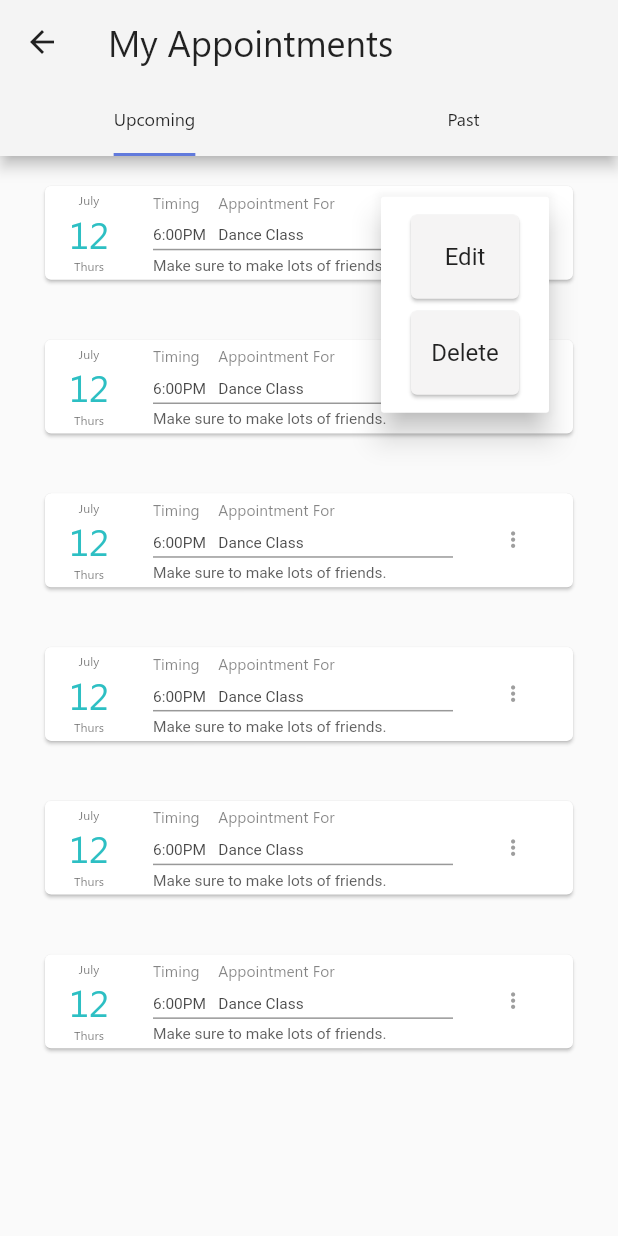
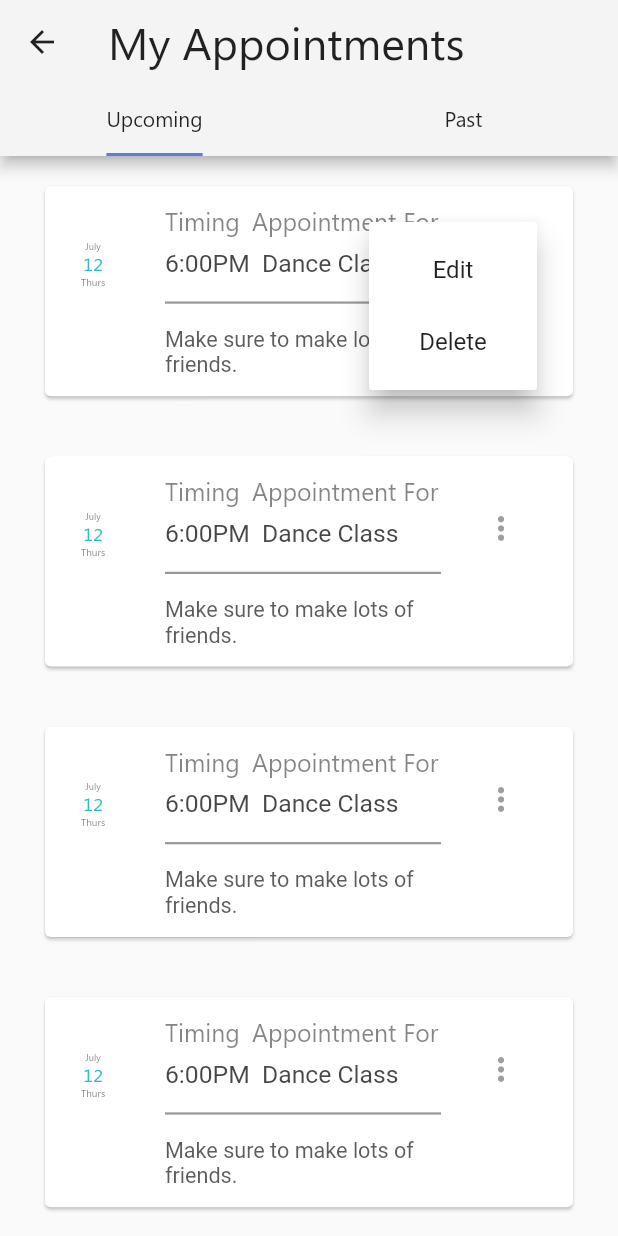
Before and after one commit to Crazelu/medbuzz2.0, a Flutter app: the ScheduledAppointmentsPage screen opened by its route, after a tap on the "more vert" icon, on a phone screen of 412 x 824 dp. Run offline on Flutter 3.47's test engine with Material 2 defaults, Android fonts, the phone set to English and light mode, and no system bars; our stand-ins replace flutter_local_notifications, flutter_speed_dial, hive, scrollable_positioned_list; missing offline and left inert: bubbled_navigation_bar, date_util, rate_my_app; accounts and stored records are empty; Roboto replaces fonts that are missing (Segoe UI).

Commit message:
Fxed the Popupmenu on scheduled appointments and page responsiveness

```diff
--- a/lib/ui/views/schedule-appointment/all_scheduled_appointment_reminders.dart
+++ b/lib/ui/views/schedule-appointment/all_scheduled_appointment_reminders.dart
@@ -1,11 +1,11 @@
-import 'package:MedBuzz/core/constants/route_names.dart';
+import 'package:MedBuzz/ui/views/schedule-appointment/schedule_appointment_reminder_screen.dart';
 import 'package:flutter/material.dart';
 import 'package:flutter/rendering.dart';
 import 'package:MedBuzz/ui/app_theme/app_theme.dart';
 import 'dart:ui';
 import 'package:MedBuzz/ui/size_config/config.dart';
 import 'package:MedBuzz/ui/views/schedule-appointment/all_scheduled_appointment_reminders_model.dart';
-// import 'package:table_calendar/table_calendar.dart';
+import 'package:MedBuzz/core/constants/route_names.dart';
 
 class ScheduledAppointmentsPage extends StatefulWidget {
   @override
@@ -15,9 +15,6 @@ class ScheduledAppointmentsPage extends StatefulWidget {
 }
 
 class _ScheduledAppointmentsPageState extends State<ScheduledAppointmentsPage> {
-  String month = 'July';
-  int dateno = 12;
-  String day = 'Thurs';
   var items = ['hi', 'hello', 'good', 'new', 'hi', 'now'];
   dynamic reminderMessage = 'Make sure to make lots of friends.';
   @override
@@ -32,8 +29,8 @@ class _ScheduledAppointmentsPageState extends State<ScheduledAppointmentsPage> {
             child: Container(
               child: new Text(
                 'My Appointments',
-                style: appThemeLight.textTheme.headline6,
-                textScaleFactor: 1.2,
+                style: appThemeLight.textTheme.headline5,
+                textScaleFactor: 1.5,
               ),
             ),
           ),
@@ -62,15 +59,13 @@ class _ScheduledAppointmentsPageState extends State<ScheduledAppointmentsPage> {
               Tab(
                 child: Text(
                   'Upcoming',
-                  textScaleFactor: 0.85,
-                  style: appThemeLight.textTheme.headline5,
+                  style: appThemeLight.textTheme.headline6,
                 ),
               ),
               Tab(
                 child: Text(
                   'Past',
-                  textScaleFactor: 0.85,
-                  style: appThemeLight.textTheme.headline5,
+                  style: appThemeLight.textTheme.headline6,
                 ),
               ),
             ],
@@ -91,41 +86,45 @@ class _ScheduledAppointmentsPageState extends State<ScheduledAppointmentsPage> {
                 itemBuilder: (context, index) {
                   // final item = items[index];
 
-                  return Container(
-                    child: Card(
+                  return Card(
                     margin: EdgeInsets.symmetric(
                       vertical: 20.0,
                       horizontal: 30.0,
                     ),
+                    child: Padding(
+                      padding: const EdgeInsets.all(8.0),
                       child: ListTile(
                         leading: Column(
                           mainAxisAlignment: MainAxisAlignment.center,
                           children: <Widget>[
                             Text(
-                              '$month',
+                              'July',
                               style: TextStyle(
                                 fontFamily: 'Segoe',
                                 color: appThemeLight.primaryColorDark
                                     .withOpacity(0.7),
-                                fontSize: Config.textSize(context, 2.0),
+                                fontSize: Config.textSize(context, 2.15),
                               ),
+                              textScaleFactor: 0.70,
                             ),
                             Text(
-                              '$dateno',
+                              '12',
                               style: TextStyle(
                                 fontFamily: 'Segoe',
-                                fontSize: Config.textSize(context, 6.0),
+                                fontSize: Config.textSize(context, 3.48),
                                 color: appThemeLight.highlightColor,
                               ),
+                              textScaleFactor: 0.85,
                             ),
                             Text(
-                              '$day',
+                              'Thurs',
                               style: TextStyle(
                                 fontFamily: 'Segoe',
                                 color: appThemeLight.primaryColorDark
-                                    .withOpacity(0.7),
-                                fontSize: Config.textSize(context, 2.0),
+                                    .withOpacity(0.70),
+                                fontSize: Config.textSize(context, 2.15),
                               ),
+                              textScaleFactor: 0.75,
                             ),
                           ],
                         ),
@@ -140,11 +139,11 @@ class _ScheduledAppointmentsPageState extends State<ScheduledAppointmentsPage> {
                                     fontFamily: 'Segoe',
                                     color: appThemeLight.primaryColorDark
                                         .withOpacity(0.6),
-                                    fontSize: Config.textSize(context, 2.5),
+                                    fontSize: Config.textSize(context, 4.0),
                                   ),
                                 ),
                                 SizedBox(
-                                  width: Config.xMargin(context, 3.0),
+                                  width: Config.xMargin(context, 2.0),
                                 ),
                                 Text(
                                   'Appointment For',
@@ -152,7 +151,7 @@ class _ScheduledAppointmentsPageState extends State<ScheduledAppointmentsPage> {
                                     fontFamily: 'Segoe',
                                     color: appThemeLight.primaryColorDark
                                         .withOpacity(0.6),
-                                    fontSize: Config.textSize(context, 2.5),
+                                    fontSize: Config.textSize(context, 4.0),
                                   ),
                                 ),
                               ],
@@ -169,7 +168,7 @@ class _ScheduledAppointmentsPageState extends State<ScheduledAppointmentsPage> {
                                       fontFamily: 'Segoe UI',
                                       color: appThemeLight.primaryColorDark
                                           .withOpacity(0.9),
-                                      fontSize: Config.textSize(context, 2.5),
+                                      fontSize: Config.textSize(context, 4.0),
                                     ),
                                   ),
                                   SizedBox(
@@ -181,17 +180,17 @@ class _ScheduledAppointmentsPageState extends State<ScheduledAppointmentsPage> {
                                       fontFamily: 'Segoe UI',
                                       color: appThemeLight.primaryColorDark
                                           .withOpacity(0.9),
-                                      fontSize: Config.textSize(context, 2.5),
+                                      fontSize: Config.textSize(context, 4.0),
                                     ),
                                   ),
                                 ],
                               ),
                             ),
                             SizedBox(
-                              height: Config.yMargin(context, 1.0),
+                              height: Config.yMargin(context, 4.0),
                               child: Center(
                                 child: Divider(
-                                  thickness: 1.0,
+                                  thickness: 1.5,
                                   color: appThemeLight.primaryColorDark
                                       .withOpacity(0.5),
                                 ),
@@ -205,7 +204,7 @@ class _ScheduledAppointmentsPageState extends State<ScheduledAppointmentsPage> {
                                 style: TextStyle(
                                   color: appThemeLight.primaryColorDark
                                       .withOpacity(0.8),
-                                  fontSize: Config.textSize(context, 2.5),
+                                  fontSize: Config.textSize(context, 3.5),
                                 ),
                               ),
                             ),
@@ -214,43 +213,30 @@ class _ScheduledAppointmentsPageState extends State<ScheduledAppointmentsPage> {
                         trailing: PopupMenuButton(
                             icon: Icon(
                               Icons.more_vert,
-                              size: Config.yMargin(context, 2.0),
+                              size: Config.yMargin(context, 3.0),
                               color: Colors.grey,
                             ),
                             itemBuilder: (BuildContext context) {
                               return menuitems.map((MenuItem menuitem) {
                                 return PopupMenuItem(
-                                  child: Card(
-                                    borderOnForeground: true,
-                                    color: Color.fromARGB(255, 245, 244, 244),
-                                    child: ListTile(
-                                      contentPadding: EdgeInsets.symmetric(
-                                          vertical: 0.0, horizontal: 0.0),
-                                      title: Column(
-                                        children: [
-                                          Container(
+                                  enabled: true,
+                                  child: InkWell(
+                                    child: Center(
                                       child: Text(
                                         menuitem.menuValue,
                                         textAlign: TextAlign.center,
-                                              style: TextStyle(
-                                                backgroundColor: Color.fromARGB(
-                                                    255, 245, 244, 244),
                                       ),
-                                            ),
-                                          ),
-                                          Container(),
-                                        ],
                                     ),
                                     onTap: () => {
                                       if (menuitem.menuValue == 'Edit')
-                                          {}
-                                        else if ((menuitem.menuValue ==
-                                            'Delete'))
+                                        {
+                                          // navigate to single view appointment screen with edit functionality
+                                        }
+                                      else if ((menuitem.menuValue == 'Delete'))
                                         {
                                           _asyncConfirmDialog(context),
                                         },
                                     },
-                                    ),
                                   ),
                                 );
                               }).toList();
@@ -266,43 +252,47 @@ class _ScheduledAppointmentsPageState extends State<ScheduledAppointmentsPage> {
                 // Provide a builder function. This is where the magic happens.
                 // Convert each item into a widget based on the type of item it is.
                 itemBuilder: (context, index) {
-//                final item = items[index];
+                  // final item = items[index];
 
-                  return Container(
-                    child: Card(
+                  return Card(
                     margin: EdgeInsets.symmetric(
                       vertical: 20.0,
                       horizontal: 30.0,
                     ),
+                    child: Padding(
+                      padding: const EdgeInsets.all(8.0),
                       child: ListTile(
                         leading: Column(
                           mainAxisAlignment: MainAxisAlignment.center,
                           children: <Widget>[
                             Text(
-                              '$month',
+                              'July',
                               style: TextStyle(
                                 fontFamily: 'Segoe',
                                 color: appThemeLight.primaryColorDark
                                     .withOpacity(0.7),
-                                fontSize: Config.textSize(context, 2.0),
+                                fontSize: Config.textSize(context, 2.15),
                               ),
+                              textScaleFactor: 0.70,
                             ),
                             Text(
-                              '$dateno',
+                              '12',
                               style: TextStyle(
                                 fontFamily: 'Segoe',
-                                fontSize: Config.textSize(context, 6.0),
+                                fontSize: Config.textSize(context, 3.48),
                                 color: appThemeLight.highlightColor,
                               ),
+                              textScaleFactor: 0.85,
                             ),
                             Text(
-                              '$day',
+                              'Thurs',
                               style: TextStyle(
                                 fontFamily: 'Segoe',
                                 color: appThemeLight.primaryColorDark
-                                    .withOpacity(0.7),
-                                fontSize: Config.textSize(context, 2.0),
+                                    .withOpacity(0.70),
+                                fontSize: Config.textSize(context, 2.15),
                               ),
+                              textScaleFactor: 0.75,
                             ),
                           ],
                         ),
@@ -317,11 +307,11 @@ class _ScheduledAppointmentsPageState extends State<ScheduledAppointmentsPage> {
                                     fontFamily: 'Segoe',
                                     color: appThemeLight.primaryColorDark
                                         .withOpacity(0.6),
-                                    fontSize: Config.textSize(context, 2.5),
+                                    fontSize: Config.textSize(context, 4.0),
                                   ),
                                 ),
                                 SizedBox(
-                                  width: Config.xMargin(context, 3.0),
+                                  width: Config.xMargin(context, 2.0),
                                 ),
                                 Text(
                                   'Appointment For',
@@ -329,7 +319,7 @@ class _ScheduledAppointmentsPageState extends State<ScheduledAppointmentsPage> {
                                     fontFamily: 'Segoe',
                                     color: appThemeLight.primaryColorDark
                                         .withOpacity(0.6),
-                                    fontSize: Config.textSize(context, 2.5),
+                                    fontSize: Config.textSize(context, 4.0),
                                   ),
                                 ),
                               ],
@@ -346,7 +336,7 @@ class _ScheduledAppointmentsPageState extends State<ScheduledAppointmentsPage> {
                                       fontFamily: 'Segoe UI',
                                       color: appThemeLight.primaryColorDark
                                           .withOpacity(0.9),
-                                      fontSize: Config.textSize(context, 2.5),
+                                      fontSize: Config.textSize(context, 4.0),
                                     ),
                                   ),
                                   SizedBox(
@@ -358,17 +348,17 @@ class _ScheduledAppointmentsPageState extends State<ScheduledAppointmentsPage> {
                                       fontFamily: 'Segoe UI',
                                       color: appThemeLight.primaryColorDark
                                           .withOpacity(0.9),
-                                      fontSize: Config.textSize(context, 2.5),
+                                      fontSize: Config.textSize(context, 4.0),
                                     ),
                                   ),
                                 ],
                               ),
                             ),
                             SizedBox(
-                              height: Config.yMargin(context, 1.0),
+                              height: Config.yMargin(context, 4.0),
                               child: Center(
                                 child: Divider(
-                                  thickness: 1.0,
+                                  thickness: 1.5,
                                   color: appThemeLight.primaryColorDark
                                       .withOpacity(0.5),
                                 ),
@@ -382,7 +372,7 @@ class _ScheduledAppointmentsPageState extends State<ScheduledAppointmentsPage> {
                                 style: TextStyle(
                                   color: appThemeLight.primaryColorDark
                                       .withOpacity(0.8),
-                                  fontSize: Config.textSize(context, 2.5),
+                                  fontSize: Config.textSize(context, 3.5),
                                 ),
                               ),
                             ),
@@ -391,43 +381,30 @@ class _ScheduledAppointmentsPageState extends State<ScheduledAppointmentsPage> {
                         trailing: PopupMenuButton(
                             icon: Icon(
                               Icons.more_vert,
-                              size: Config.yMargin(context, 2.0),
+                              size: Config.yMargin(context, 3.0),
                               color: Colors.grey,
                             ),
                             itemBuilder: (BuildContext context) {
                               return menuitems.map((MenuItem menuitem) {
                                 return PopupMenuItem(
-                                  child: Card(
-                                    borderOnForeground: true,
-                                    color: Color.fromARGB(255, 245, 244, 244),
-                                    child: ListTile(
-                                      contentPadding: EdgeInsets.symmetric(
-                                          vertical: 0.0, horizontal: 0.0),
-                                      title: Column(
-                                        children: [
-                                          Container(
+                                  enabled: true,
+                                  child: InkWell(
+                                    child: Center(
                                       child: Text(
                                         menuitem.menuValue,
                                         textAlign: TextAlign.center,
-                                              style: TextStyle(
-                                                backgroundColor: Color.fromARGB(
-                                                    255, 245, 244, 244),
                                       ),
-                                            ),
-                                          ),
-                                          Container(),
-                                        ],
                                     ),
                                     onTap: () => {
                                       if (menuitem.menuValue == 'Edit')
-                                          {}
-                                        else if ((menuitem.menuValue ==
-                                            'Delete'))
+                                        {
+                                          // navigate to single view appointment screen with edit functionality
+                                        }
+                                      else if ((menuitem.menuValue == 'Delete'))
                                         {
                                           _asyncConfirmDialog(context),
                                         },
                                     },
-                                    ),
                                   ),
                                 );
                               }).toList();
```
Also changed, not shown: pubspec.lock. Lines whose indentation alone changed are shown as unchanged.
